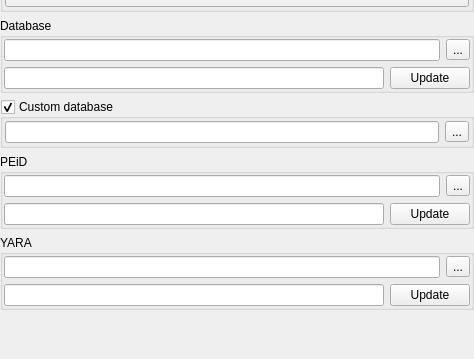
This is xscanengineoptionswidget.ui in horsicq/XScanEngine as Qt 5 draws it before an edit; both pictures show x 0 to 474 and y 403 to 762 of the 474 by 762 pixel window. The edited form follows.
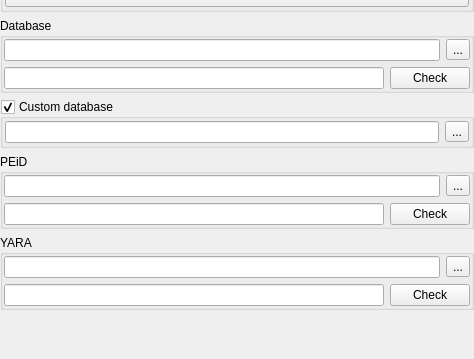
This is the edited form.

Commit message: fix: rename Update button labels to Check in scan engine options

What changed in the file:
```diff
--- a/xscanengineoptionswidget.ui
+++ b/xscanengineoptionswidget.ui
@@ -315,7 +315,7 @@
             <item>
              <widget class="QPushButton" name="pushButtonUpdateDIEDatabase">
               <property name="text">
-               <string>Update</string>
+               <string>Check</string>
               </property>
              </widget>
             </item>
@@ -398,7 +398,7 @@
             <item>
              <widget class="QPushButton" name="pushButtonUpdatePEIDDatabase">
               <property name="text">
-               <string>Update</string>
+               <string>Check</string>
               </property>
              </widget>
             </item>
@@ -447,7 +447,7 @@
             <item>
              <widget class="QPushButton" name="pushButtonUpdateYARADatabase">
               <property name="text">
-               <string>Update</string>
+               <string>Check</string>
               </property>
              </widget>
             </item>
```
